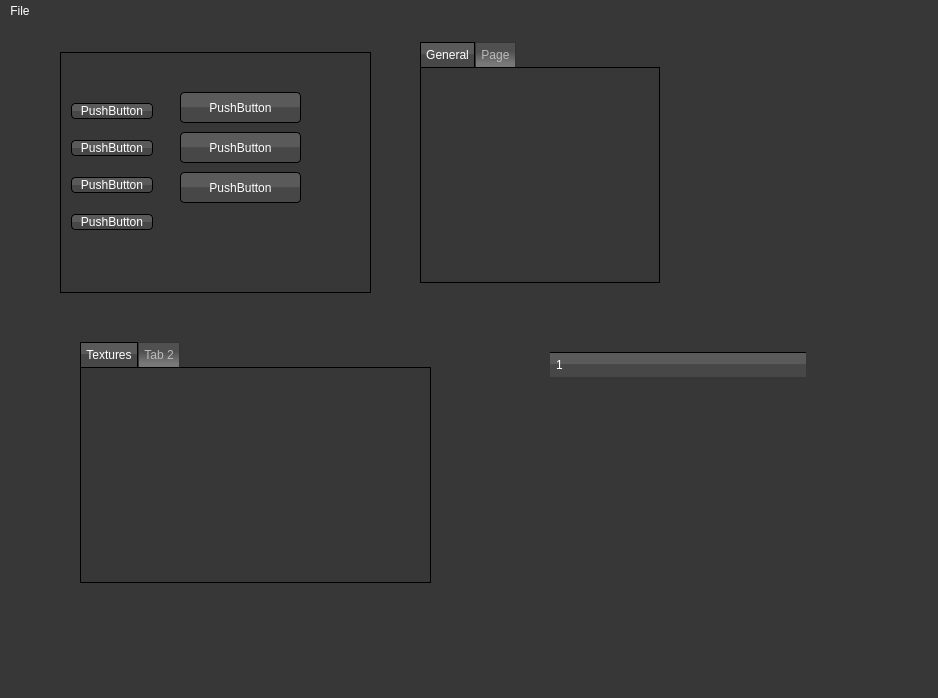
Qt form QtProject/editor/mainwindow.ui (madvil/Editor) before a commit.
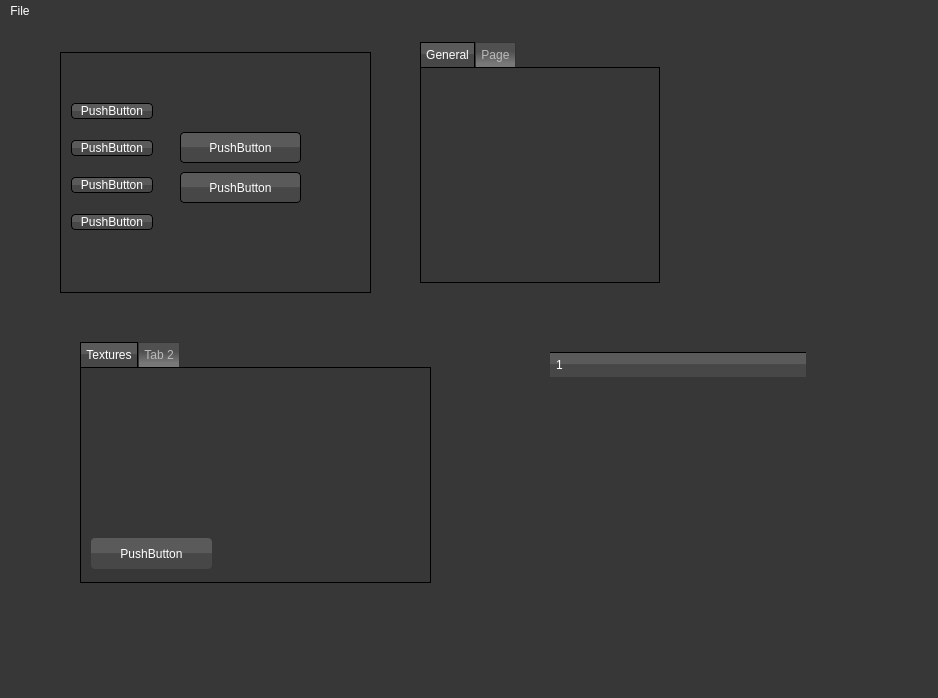
The same form after that commit. Icons and pictures are not drawn.

```diff
--- a/QtProject/editor/mainwindow.ui
+++ b/QtProject/editor/mainwindow.ui
@@ -317,22 +317,6 @@
       <string>PushButton</string>
      </property>
     </widget>
-    <widget class="QPushButton" name="pushButton_5">
-     <property name="geometry">
-      <rect>
-       <x>120</x>
-       <y>40</y>
-       <width>121</width>
-       <height>31</height>
-      </rect>
-     </property>
-     <property name="styleSheet">
-      <string notr="true"/>
-     </property>
-     <property name="text">
-      <string>PushButton</string>
-     </property>
-    </widget>
     <widget class="QPushButton" name="pushButton_6">
      <property name="geometry">
       <rect>
@@ -399,6 +383,22 @@
         <attribute name="title">
          <string>Textures</string>
         </attribute>
+        <widget class="QPushButton" name="pushButton_5">
+         <property name="geometry">
+          <rect>
+           <x>10</x>
+           <y>170</y>
+           <width>121</width>
+           <height>31</height>
+          </rect>
+         </property>
+         <property name="styleSheet">
+          <string notr="true"/>
+         </property>
+         <property name="text">
+          <string>PushButton</string>
+         </property>
+        </widget>
        </widget>
        <widget class="QWidget" name="tab_4">
         <attribute name="title">
```
